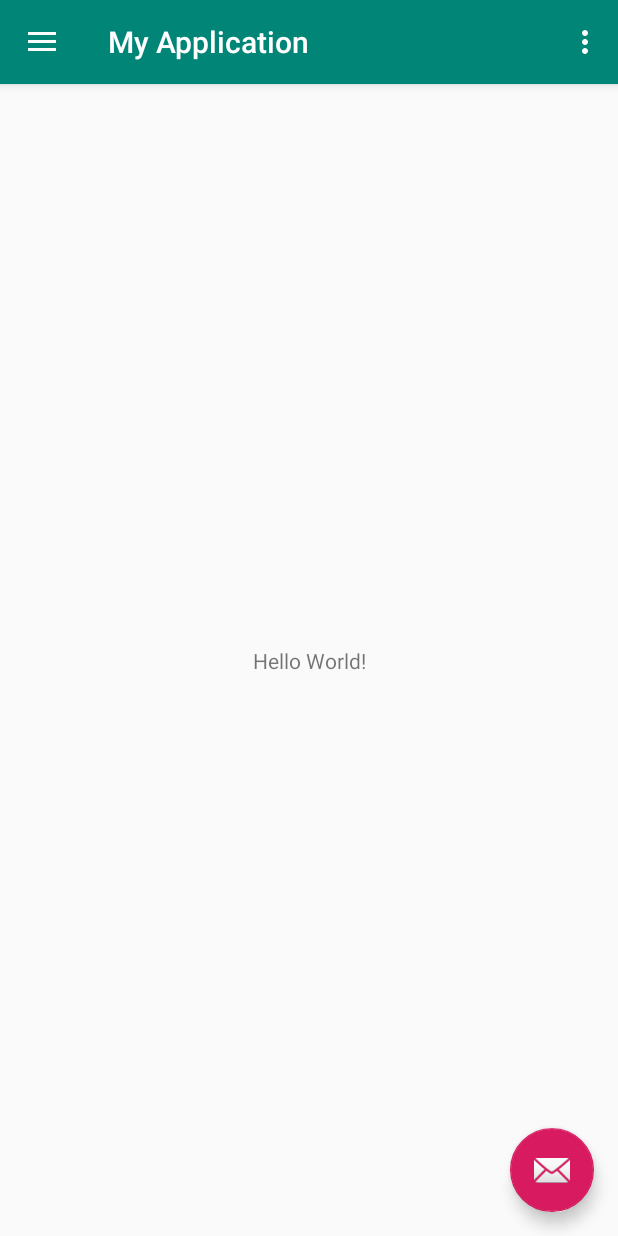
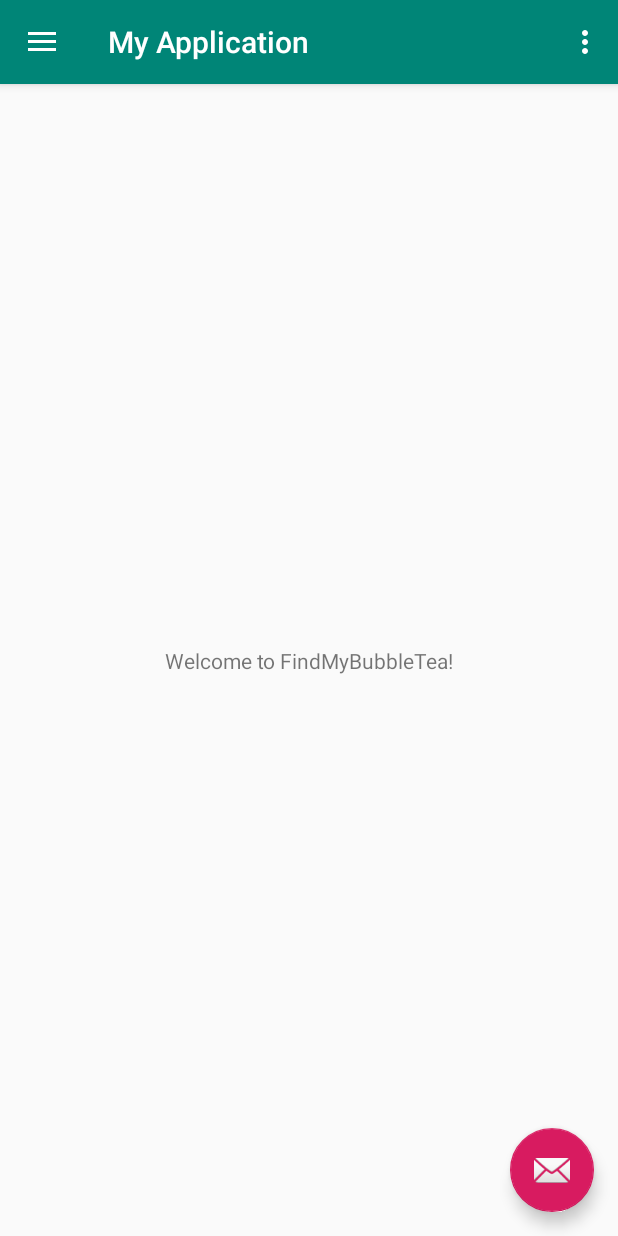
Before and after one commit to dsevinc/MyApplication, an Android app: the screen it shows after launch (MainActivity), on a phone screen of 412 x 824 dp. Run offline under Robolectric (Android 15) with nearby library versions, the phone set to English and light mode, and no system bars.

Commit message:
changed hw text to welcome

```diff
--- a/app/src/main/res/layout/content_main.xml
+++ b/app/src/main/res/layout/content_main.xml
@@ -11,7 +11,7 @@
     <TextView
         android:layout_width="wrap_content"
         android:layout_height="wrap_content"
-        android:text="Hello World!"
+        android:text="Welcome to FindMyBubbleTea!"
         app:layout_constraintBottom_toBottomOf="parent"
         app:layout_constraintLeft_toLeftOf="parent"
         app:layout_constraintRight_toRightOf="parent"
```
